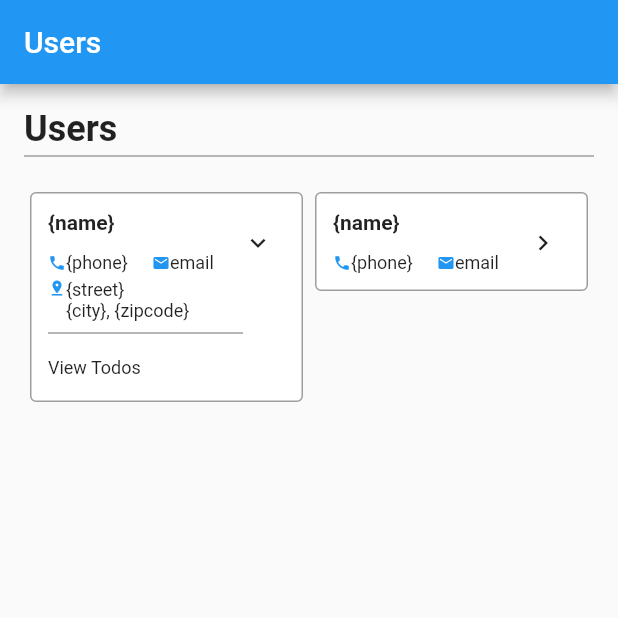
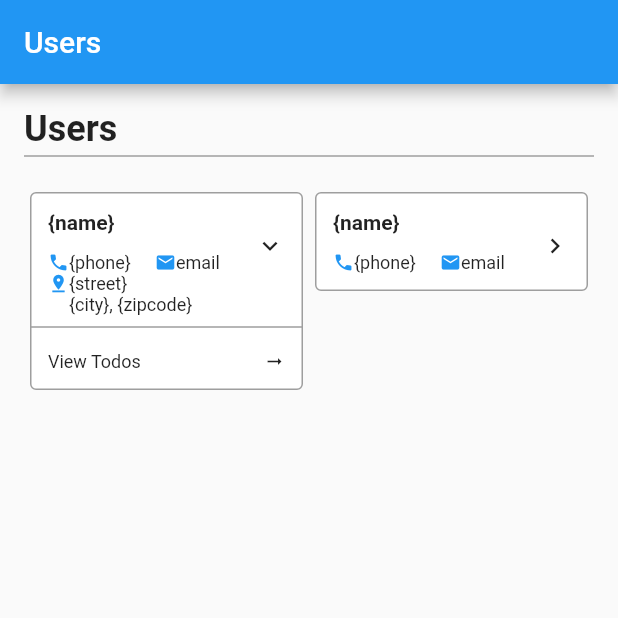
Before and after one commit to krisleland/lightspeed_demo, a Flutter app: the screen it shows after launch, after a tap on the "keyboard arrow right" icon, on a phone screen of 412 x 824 dp, the top half of it. Run offline on Flutter 3.47's test engine with Material 2 defaults, Android fonts, the light colour scheme and no system bars.

Commit message:
a workable expanding user card

```diff
--- a/lib/widgets/user_card.dart
+++ b/lib/widgets/user_card.dart
@@ -19,12 +19,18 @@ class _UserCardState extends State<UserCard> {
           borderRadius: BorderRadius.circular(4)),
       elevation: 0,
       child: Padding(
-        padding: const EdgeInsets.symmetric(horizontal: 12, vertical: 12),
-        child: Row(
+        padding: const EdgeInsets.symmetric(vertical: 12),
+        child: Expanded(
+          child: Column(
             crossAxisAlignment: CrossAxisAlignment.start,
             children: [
-            Expanded(
-              child: Column(
+              Padding(
+                padding: const EdgeInsets.symmetric(horizontal: 12.0),
+                child: Row(
+                  mainAxisAlignment: MainAxisAlignment.start,
+                  crossAxisAlignment: CrossAxisAlignment.center,
+                  children: [
+                    Column(
                       crossAxisAlignment: CrossAxisAlignment.start,
                       children: [
                         const Text(
@@ -39,7 +45,7 @@ class _UserCardState extends State<UserCard> {
                             const Icon(
                               Icons.phone,
                               color: Colors.blue,
-                        size: 12,
+                              size: 14,
                             ),
                             Text(
                               '{phone}',
@@ -51,25 +57,19 @@ class _UserCardState extends State<UserCard> {
                             const Icon(
                               Icons.email,
                               color: Colors.blue,
-                        size: 12,
+                              size: 14,
                             ),
                             Text(
                               'email',
                               style: content,
                             )
                           ],
-                  ),
-                  UserCardExpansion(
-                    expand: expanded,
-                    child: const SizedBox(
-                        width: double.infinity,
-                        child: UserCardExpansionContent()),
                         )
                       ],
                     ),
-            ),
+                    const Expanded(child: SizedBox(),),
                     Padding(
-                padding: const EdgeInsets.only(right: 8, top: 12),
+                        padding: const EdgeInsets.only(top: 6),
                         child: GestureDetector(
                             onTap: () => setState(() {
                               expanded = !expanded;
@@ -81,6 +81,15 @@ class _UserCardState extends State<UserCard> {
                               size: 20,
                             )))
                   ],
+                ),
+              ),
+              UserCardExpansion(
+                expand: expanded,
+                child: const SizedBox(
+                    width: double.infinity, child: UserCardExpansionContent()),
+              )
+            ],
+          ),
         ),
       ),
     );
@@ -153,19 +162,19 @@ class UserCardExpansionContent extends StatelessWidget {
 
   @override
   Widget build(BuildContext context) {
-    return Padding(
-      padding: const EdgeInsets.symmetric(vertical: 4),
-      child: Column(
+    return Column(
       crossAxisAlignment: CrossAxisAlignment.start,
       children: [
-          Row(
+        Padding(
+          padding: const EdgeInsets.symmetric(horizontal: 12),
+          child: Row(
             mainAxisAlignment: MainAxisAlignment.start,
             crossAxisAlignment: CrossAxisAlignment.start,
             children: [
               const Icon(
                 Icons.pin_drop,
                 color: Colors.blue,
-                size: 12,
+                size: 14,
               ),
               Column(
                 crossAxisAlignment: CrossAxisAlignment.start,
@@ -174,12 +183,18 @@ class UserCardExpansionContent extends StatelessWidget {
                     '{street}',
                     style: content,
                   ),
-                  Text('{city}, {zipcode}', style: content,),
+                  Text(
+                    '{city}, {zipcode}',
+                    style: content,
+                  ),
                 ],
               )
             ],
           ),
-          const SizedBox(height: 4,),
+        ),
+        const SizedBox(
+          height: 4,
+        ),
         const Divider(
           height: 8,
           thickness: 1,
@@ -187,10 +202,26 @@ class UserCardExpansionContent extends StatelessWidget {
           endIndent: 0,
           color: Colors.grey,
         ),
-          SizedBox(height: 12,),
-          Text('View Todos', style: content,)
+        const SizedBox(
+          height: 12,
+        ),
+        Padding(
+          padding: const EdgeInsets.symmetric(horizontal: 12.0),
+          child: Row(
+            children: [
+              Text(
+                'View Todos',
+                style: content,
+              ),
+              const Expanded(child: SizedBox()),
+              const Icon(
+                Icons.arrow_right_alt,
+                size: 14,
+              )
             ],
           ),
+        )
+      ],
     );
   }
 }
```
Lines whose indentation alone changed are shown as unchanged.
